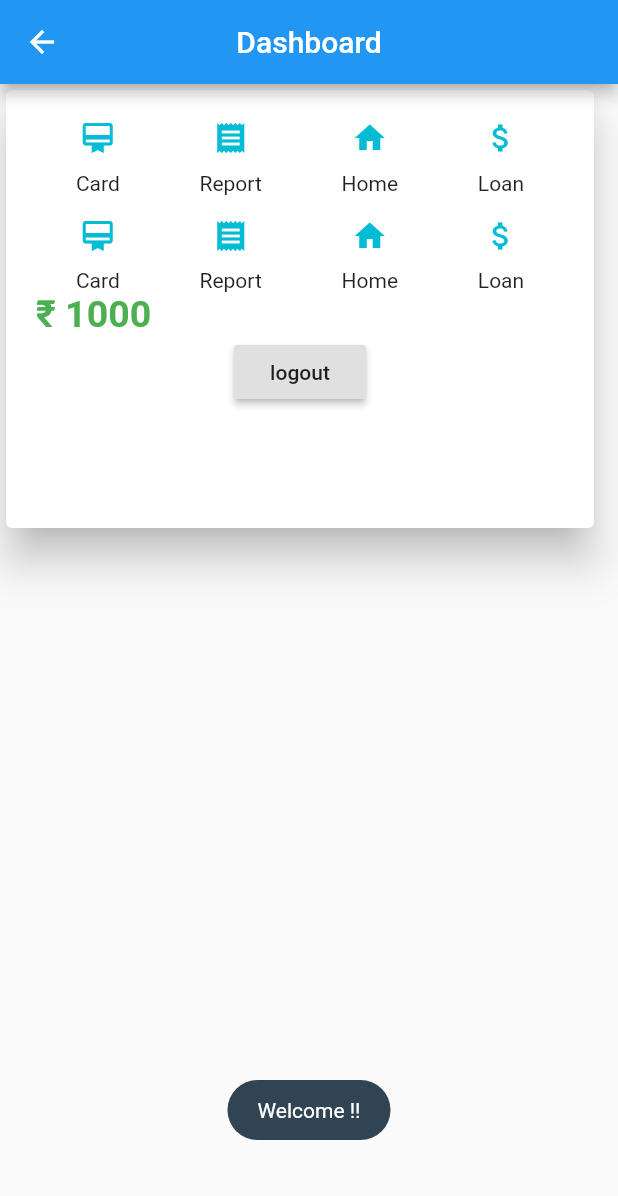
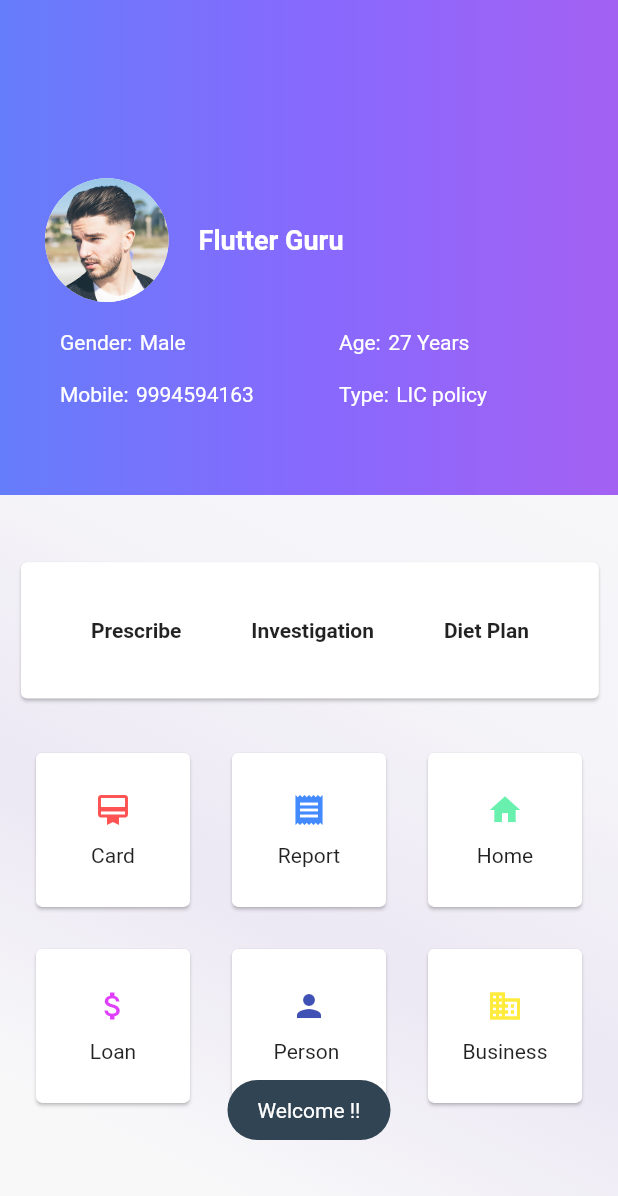
Before and after one commit to vscodeguru/flutter-guru, a Flutter app: the HomePage screen opened directly, on a phone screen of 412 x 824 dp. Shown: the top 1196 px of the screen. Run offline on Flutter 3.47's test engine with Material 2 defaults, Android fonts, the phone set to English and light mode, and no system bars; our stand-ins replace bloc, equatable, flutter_bloc, flutter_masked_text, flutter_spinkit, fluttertoast; missing offline and left inert: sms; statements that could not run were skipped.

Commit message:
Almost Finished UI for Dashboard

```diff
--- a/lib/screens/dashboard/dashboard_page.dart
+++ b/lib/screens/dashboard/dashboard_page.dart
@@ -8,7 +8,6 @@ class HomePage extends StatefulWidget {
   @override
   _HomePageState createState() => _HomePageState();
 }
-
 class _HomePageState extends State<HomePage> {
   @override
   void initState() {
@@ -23,175 +22,73 @@ class _HomePageState extends State<HomePage> {
       textColor: Colors.white,
     );
   }
-
   @override
   Widget build(BuildContext context) {
     final AuthenticationBloc authenticationBloc =
         BlocProvider.of<AuthenticationBloc>(context);
     return Scaffold(
-      appBar: AppBar(
-        centerTitle: true,
-        title: Text('Dashboard'),
+      resizeToAvoidBottomPadding: false,
+      //  appBar: AppBar(
+      //    centerTitle: true,
+      //    title: Text('Dashboard'),
+      //  ),
+      body: Container(
+        decoration: BoxDecoration(
+          gradient: LinearGradient(
+            begin: Alignment.topRight,
+            end: Alignment.bottomLeft,
+            stops: [0.1, 0.5, 0.7, 0.9],
+            colors: [
+              HexColor('#f8f8f9'),
+              HexColor('#f5f4f8'),
+              HexColor('#ece8f4'),
+              HexColor('#f8f8f9'),
+              //         HexColor('f1eff6'),
+              //            HexColor('f5f5f6')
+            ],
           ),
-      body: Container(
+        ),
+        //  color: HexColor('#f1eef6'),
         child: Stack(
           children: <Widget>[
-            Positioned(
-              // top: 70,
+            _buildTopContainer(context),
+            _buildMiddlePositioned(),
+            _buildDownStack(),
+          ],
+        ),
+      ),
+    );
+  }
+  Stack _buildDownStack() {
+    return Stack(
+      children: <Widget>[
+        Positioned.fill(
+          top: MediaQuery.of(context).size.height * 0.58,
           child: Container(
-                height: 300,
-                width: 400,
+            padding: EdgeInsets.all(20.0),
+            child: GridView.count(
+              crossAxisCount: 3,
+              childAspectRatio: 1.0,
+              padding: const EdgeInsets.only(left: 0.0),
+              mainAxisSpacing: 20.0,
+              crossAxisSpacing: 20.0,
+              children: <Widget>[
+                GestureDetector(
+                     onTap: () {},
                   child: Card(
-                  elevation: 12.0,
-                  child: Padding(
-                    padding: const EdgeInsets.all(20.0),
+                    color: HexColor('#ffffff'),
                     child: Column(
-                      crossAxisAlignment: CrossAxisAlignment.start,
-                      children: <Widget>[
-                        Row(
-                          mainAxisAlignment: MainAxisAlignment.spaceAround,
+                      mainAxisAlignment: MainAxisAlignment.center,
                       children: <Widget>[
                         Column(
                           children: <Widget>[
                             Icon(
                               Icons.card_membership,
-                                  color: Colors.cyan,
+                              color: Colors.redAccent,
                             ),
                             SizedBox(height: 10),
                             Text(
                               "Card",
-                                  //   style: TextStyle(fontFamily: UIData.ralewayFont),
-                                ),
-                              ],
-                            ),
-                            Column(
-                              children: <Widget>[
-                                Icon(
-                                  Icons.receipt,
-                                  color: Colors.cyan,
-                                ),
-                                SizedBox(height: 10),
-                                Text('Report')
-                              ],
-                            ),
-                            Column(
-                              children: <Widget>[
-                                Icon(
-                                  Icons.home,
-                                  color: Colors.cyan,
-                                ),
-                                SizedBox(height: 10),
-                                Text('Home')
-                              ],
-                            ),
-                            Column(
-                              children: <Widget>[
-                                Icon(
-                                  Icons.attach_money,
-                                  color: Colors.cyan,
-                                ),
-                                SizedBox(height: 10),
-                                Text('Loan')
-                              ],
-                            )
-
-                            // Material(
-                            //   color: Colors.black,
-                            //   shape: StadiumBorder(),
-                            //   child: Padding(
-                            //     padding: const EdgeInsets.all(8.0),
-                            //     child: Text(
-                            //       "500 Points",
-                            //       style: TextStyle(
-                            //         color: Colors.white,
-                            //         //  fontFamily: UIData.ralewayFont),
-                            //       ),
-                            //     ),
-                            //   ),
-                            // ),
-                          ],
-                        ),
-                        SizedBox(height: 15),
-                          Row(
-                          mainAxisAlignment: MainAxisAlignment.spaceAround,
-                          children: <Widget>[
-                            Column(
-                              children: <Widget>[
-                                Icon(
-                                  Icons.card_membership,
-                                  color: Colors.cyan,
-                                ),
-                                SizedBox(height: 10),
-                                Text(
-                                  "Card",
-                                  //   style: TextStyle(fontFamily: UIData.ralewayFont),
-                                ),
-                              ],
-                            ),
-                            Column(
-                              children: <Widget>[
-                                Icon(
-                                  Icons.receipt,
-                                  color: Colors.cyan,
-                                ),
-                                SizedBox(height: 10),
-                                Text('Report')
-                              ],
-                            ),
-                            Column(
-                              children: <Widget>[
-                                Icon(
-                                  Icons.home,
-                                  color: Colors.cyan,
-                                ),
-                                SizedBox(height: 10),
-                                Text('Home')
-                              ],
-                            ),
-                            Column(
-                              children: <Widget>[
-                                Icon(
-                                  Icons.attach_money,
-                                  color: Colors.cyan,
-                                ),
-                                SizedBox(height: 10),
-                                Text('Loan')
-                              ],
-                            )
-
-                            // Material(
-                            //   color: Colors.black,
-                            //   shape: StadiumBorder(),
-                            //   child: Padding(
-                            //     padding: const EdgeInsets.all(8.0),
-                            //     child: Text(
-                            //       "500 Points",
-                            //       style: TextStyle(
-                            //         color: Colors.white,
-                            //         //  fontFamily: UIData.ralewayFont),
-                            //       ),
-                            //     ),
-                            //   ),
-                            // ),
-                          ],
-                        ),
-                        Text(
-                          "₹ 1000",
-                          style: TextStyle(
-                              //    fontFamily: UIData.ralewayFont,
-                              fontWeight: FontWeight.w700,
-                              color: Colors.green,
-                              fontSize: 25.0),
-                        ),
-                        Row(
-                          // crossAxisAlignment: CrossAxisAlignment.center,
-                          mainAxisAlignment: MainAxisAlignment.center,
-                          children: <Widget>[
-                            RaisedButton(
-                              child: Text('logout'),
-                              onPressed: () {
-                                authenticationBloc.dispatch(LoggedOut());
-                              },
                             ),
                           ],
                         ),
@@ -199,10 +96,301 @@ class _HomePageState extends State<HomePage> {
                     ),
                   ),
                 ),
+                GestureDetector(
+                  child: Card(
+                    color: HexColor('#ffffff'),
+                    child: Column(
+                      mainAxisAlignment: MainAxisAlignment.center,
+                      children: <Widget>[
+                        Column(
+                          children: <Widget>[
+                            Icon(
+                              Icons.receipt,
+                              color: Colors.blueAccent,
+                            ),
+                            SizedBox(height: 10),
+                            Text(
+                              "Report",
+                            ),
+                          ],
+                        ),
+                      ],
+                    ),
+                  ),
+                ),
+                GestureDetector(
+                  child: Card(
+                    color: HexColor('#ffffff'),
+                    child: Column(
+                      mainAxisAlignment: MainAxisAlignment.center,
+                      children: <Widget>[
+                        Column(
+                          children: <Widget>[
+                            Icon(
+                              Icons.home,
+                              color: Colors.greenAccent,
+                            ),
+                            SizedBox(height: 10),
+                            Text(
+                              "Home",
+                            ),
+                          ],
+                        ),
+                      ],
+                    ),
+                  ),
+                ),
+                GestureDetector(
+                  child: Card(
+                    color: HexColor('#ffffff'),
+                    child: Column(
+                      mainAxisAlignment: MainAxisAlignment.center,
+                      children: <Widget>[
+                        Column(
+                          children: <Widget>[
+                            Icon(
+                              Icons.attach_money,
+                              color: Colors.purpleAccent,
+                            ),
+                            SizedBox(height: 10),
+                            Text(
+                              "Loan",
+                            ),
+                          ],
+                        ),
+                      ],
+                    ),
+                  ),
+                ),
+                GestureDetector(
+                  child: Card(
+                    color: HexColor('#ffffff'),
+                    child: Column(
+                      mainAxisAlignment: MainAxisAlignment.center,
+                      children: <Widget>[
+                        Column(
+                          children: <Widget>[
+                            Icon(
+                              Icons.person,
+                              color: Colors.indigo,
+                            ),
+                            SizedBox(height: 10),
+                            Text(
+                              "Person ",
+                              //   style: TextStyle(fontFamily: UIData.ralewayFont),
+                            ),
+                          ],
+                        ),
+                      ],
+                    ),
+                  ),
+                ),
+                GestureDetector(
+                  child: Card(
+                    color: HexColor('#ffffff'),
+                    child: Column(
+                      mainAxisAlignment: MainAxisAlignment.center,
+                      children: <Widget>[
+                        Column(
+                          children: <Widget>[
+                            Icon(
+                              Icons.business,
+                              color: Colors.yellow,
+                            ),
+                            SizedBox(height: 10),
+                            Text(
+                              "Business",
+                            ),
+                          ],
+                        ),
+                      ],
+                    ),
                   ),
                 ),
               ],
             ),
+          ),
+        ),
+      ],
+    );
+  }
+  Positioned _buildMiddlePositioned() {
+    return Positioned(
+      top: MediaQuery.of(context).size.height * 0.45,
+      width: MediaQuery.of(context).size.width * 1.10,
+      height: MediaQuery.of(context).size.height * 0.12,
+      child: Container(
+        alignment: Alignment.center,
+        padding: EdgeInsets.only(left: 10, right: 50),
+        height: 50,
+        child: Card(
+          child: Row(
+            mainAxisAlignment: MainAxisAlignment.spaceEvenly,
+            children: <Widget>[
+              Column(
+                mainAxisAlignment: MainAxisAlignment.center,
+                children: <Widget>[
+                  Text(
+                    'Prescribe',
+                    style: TextStyle(fontWeight: FontWeight.bold),
+                  )
+                ],
+              ),
+              Column(
+                mainAxisAlignment: MainAxisAlignment.center,
+                children: <Widget>[
+                  Text(
+                    'Investigation',
+                    style: TextStyle(fontWeight: FontWeight.bold),
+                  )
+                ],
+              ),
+              Column(
+                mainAxisAlignment: MainAxisAlignment.center,
+                children: <Widget>[
+                  Text(
+                    'Diet Plan',
+                    style: TextStyle(fontWeight: FontWeight.bold),
+                  )
+                ],
+              ),
+            ],
+          ),
+        ),
+      ),
+    );
+  }
+  Container _buildTopContainer(BuildContext context) {
+    return Container(
+      decoration: BoxDecoration(
+        gradient: LinearGradient(
+          colors: [
+            HexColor('#657DFA'),
+            HexColor('#8769FE'),
+            HexColor('#A361F2'),
+          ],
+        ),
+      ),
+      height: 330.0,
+      child: Column(
+        mainAxisAlignment: MainAxisAlignment.spaceEvenly,
+        children: <Widget>[
+          Row(
+            children: <Widget>[
+              Container(
+                padding: EdgeInsets.only(top: 100, left: 30),
+                child: Column(
+                  children: <Widget>[
+                    CircleAvatar(
+                      backgroundColor: Colors.white,
+                      backgroundImage: AssetImage('assets/300_3.jpg'),
+                      radius: MediaQuery.of(context).size.width * 0.10,
+                    ),
+                  ],
+                ),
+              ),
+              Container(
+                padding: EdgeInsets.only(top: 100, left: 20),
+                child: Column(
+                  children: <Widget>[
+                    Text(
+                      'Flutter Guru',
+                      overflow: TextOverflow.ellipsis,
+                      style: TextStyle(
+                          fontSize: 18,
+                          fontWeight: FontWeight.bold,
+                          color: Colors.white),
+                    ),
+                  ],
+                ),
+              )
+            ],
+          ),
+          Container(
+            padding: EdgeInsets.only(left: 40),
+            child: Row(
+              //    mainAxisAlignment: MainAxisAlignment.spaceEvenly,
+              children: <Widget>[
+                Expanded(
+                  child: Row(
+                    children: <Widget>[
+                      Text(
+                        'Gender:',
+                        style: TextStyle(color: Colors.white),
+                      ),
+                      SizedBox(
+                        width: 5,
+                      ),
+                      Text(
+                        'Male',
+                        style: TextStyle(color: Colors.white),
+                      ),
+                    ],
+                  ),
+                ),
+                Expanded(
+                  child: Row(
+                    children: <Widget>[
+                      Text(
+                        'Age:',
+                        style: TextStyle(color: Colors.white),
+                      ),
+                      SizedBox(
+                        width: 5,
+                      ),
+                      Text(
+                        '27 Years',
+                        style: TextStyle(color: Colors.white),
+                      )
+                    ],
+                  ),
+                )
+              ],
+            ),
+          ),
+          Container(
+            padding: EdgeInsets.only(left: 40, bottom: 40),
+            child: Row(
+              //    mainAxisAlignment: MainAxisAlignment.spaceEvenly,
+              children: <Widget>[
+                Expanded(
+                  child: Row(
+                    children: <Widget>[
+                      Text(
+                        'Mobile:',
+                        style: TextStyle(color: Colors.white),
+                      ),
+                      SizedBox(
+                        width: 5,
+                      ),
+                      Text(
+                        '9994594163',
+                        style: TextStyle(color: Colors.white),
+                      ),
+                    ],
+                  ),
+                ),
+                Expanded(
+                  child: Row(
+                    children: <Widget>[
+                      Text(
+                        'Type:',
+                        style: TextStyle(color: Colors.white),
+                      ),
+                      SizedBox(
+                        width: 5,
+                      ),
+                      Text(
+                        'LIC policy',
+                        style: TextStyle(color: Colors.white),
+                      )
+                    ],
+                  ),
+                )
+              ],
+            ),
+          ),
+        ],
       ),
     );
   }
--- a/lib/screens/login/login_form-3.dart
+++ b/lib/screens/login/login_form-3.dart
@@ -454,7 +454,7 @@ class _LoginForm3State extends State<LoginForm3>
           msg: 'Please wait for your OTP',
           toastLength: Toast.LENGTH_LONG,
           gravity: ToastGravity.BOTTOM,
-          backgroundColor:HexColor('#314453'),
+          backgroundColor: HexColor('#314453'),
           textColor: Colors.white,
         );
       });
--- a/pubspec.yaml
+++ b/pubspec.yaml
@@ -58,6 +58,9 @@ flutter:
     - assets/chat.png
     - assets/sms.png
     - assets/sm.png
+    - assets/image.jpg
+    - assets/customer.jpg
+    - assets/trust.jpg
   #  - images/a_dot_ham.jpeg
 
   # An image asset can refer to one or more resolution-specific "variants", see
```
Also changed, not shown: assets/images/customer.jpg (added), assets/images/image.jpg (added), assets/images/trust.jpg (added). Lines whose indentation alone changed are shown as unchanged.
